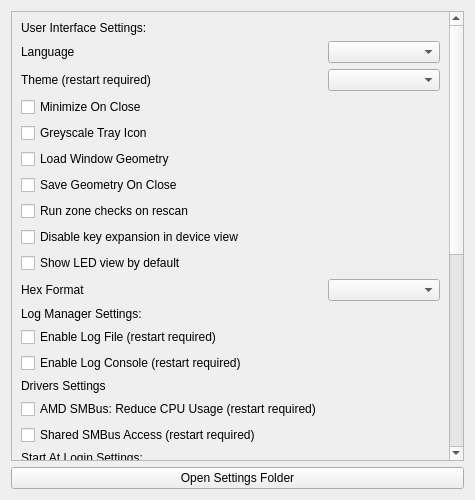
The window that qt/OpenRGBSettingsPage/OpenRGBSettingsPage.ui (CalcProgrammer1/OpenRGB) describes before a commit, drawn with Qt 5.
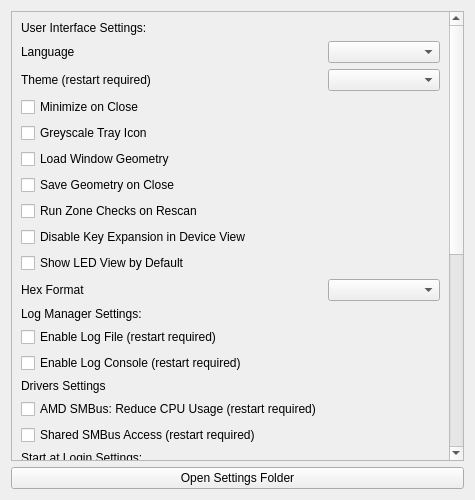
The same window after the commit.

Commit message: Consistent capitalization on Settings page

Diff of the .ui file:
```diff
--- a/qt/OpenRGBSettingsPage/OpenRGBSettingsPage.ui
+++ b/qt/OpenRGBSettingsPage/OpenRGBSettingsPage.ui
@@ -39,14 +39,14 @@
        <item row="5" column="0">
         <widget class="QCheckBox" name="CheckboxMinimizeOnClose">
          <property name="text">
-          <string>Minimize On Close</string>
+          <string>Minimize on Close</string>
          </property>
         </widget>
        </item>
        <item row="19" column="0">
         <widget class="QLabel" name="AutoStartLabel">
          <property name="text">
-          <string>Start At Login Settings:</string>
+          <string>Start at Login Settings:</string>
          </property>
         </widget>
        </item>
@@ -74,7 +74,7 @@
        <item row="10" column="0">
         <widget class="QCheckBox" name="CheckboxDisableKeyExpansion">
          <property name="text">
-          <string>Disable key expansion in device view</string>
+          <string>Disable Key Expansion in Device View</string>
          </property>
         </widget>
        </item>
@@ -88,7 +88,7 @@
        <item row="8" column="0">
         <widget class="QCheckBox" name="CheckboxSaveGeometry">
          <property name="text">
-          <string>Save Geometry On Close</string>
+          <string>Save Geometry on Close</string>
          </property>
         </widget>
        </item>
@@ -107,7 +107,7 @@
        <item row="9" column="0">
         <widget class="QCheckBox" name="CheckboxRunZoneChecks">
          <property name="text">
-          <string>Run zone checks on rescan</string>
+          <string>Run Zone Checks on Rescan</string>
          </property>
         </widget>
        </item>
@@ -208,7 +208,7 @@
        <item row="11" column="0">
         <widget class="QCheckBox" name="CheckboxShowLEDView">
          <property name="text">
-          <string>Show LED view by default</string>
+          <string>Show LED View by Default</string>
          </property>
         </widget>
        </item>
```
Left out of the diff: 2 changed lines with no effect on the pictures. The commit also changes 18 other files.
